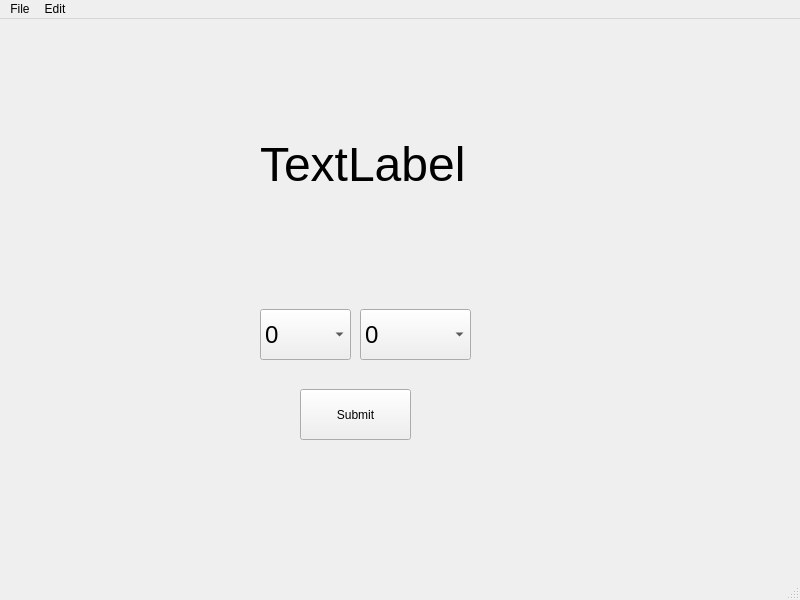
Qt form combobox.ui (Coasternaut/ThermalVacuumChamberGUI) before a commit.
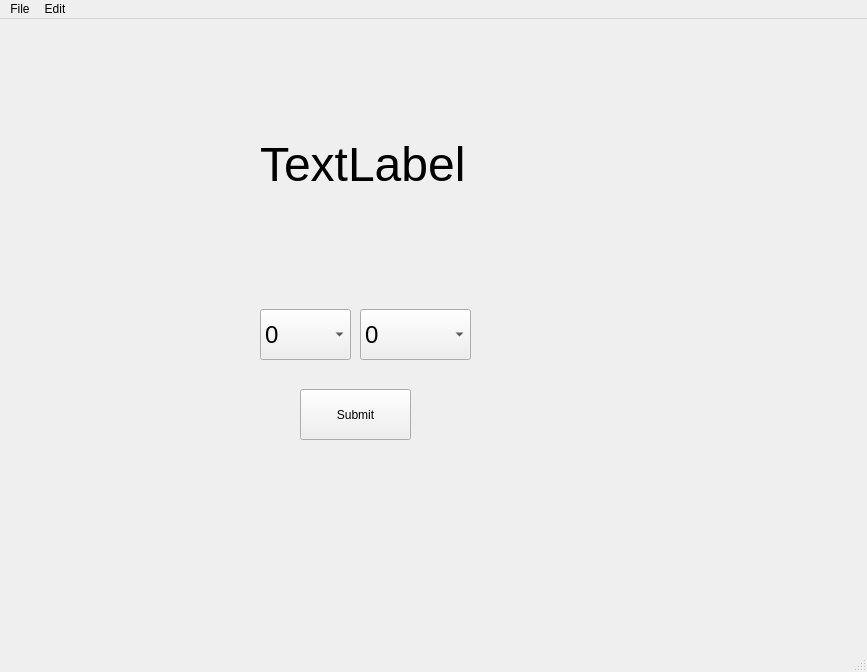
The same form after that commit.

The edit to the form file:
```diff
--- a/combobox.ui
+++ b/combobox.ui
@@ -6,8 +6,8 @@
    <rect>
     <x>0</x>
     <y>0</y>
-    <width>800</width>
-    <height>600</height>
+    <width>867</width>
+    <height>672</height>
    </rect>
   </property>
   <property name="windowTitle">
@@ -106,7 +106,7 @@
     <rect>
      <x>0</x>
      <y>0</y>
-     <width>800</width>
+     <width>867</width>
      <height>21</height>
     </rect>
    </property>
```
